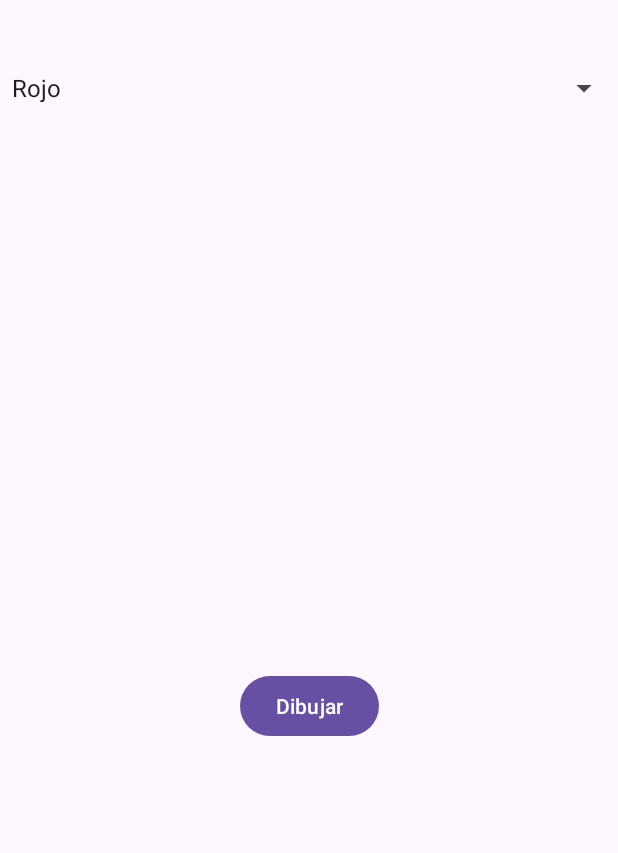
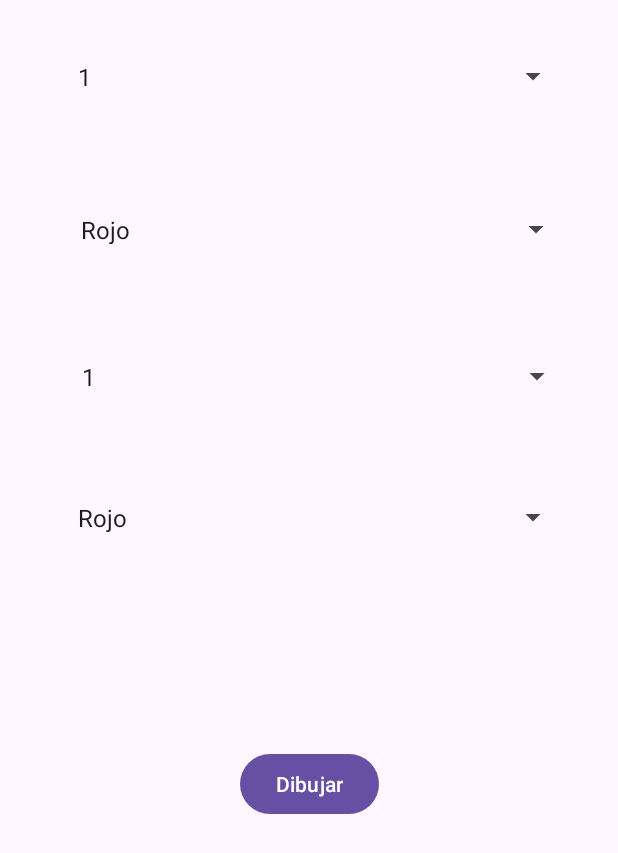
Before and after one commit to Marco1080/PGL, an Android app: the screen it shows after launch (MainActivity), on a phone screen of 412 x 824 dp. Shown: the top 853 px of the screen. Run offline under Robolectric (Android 15) with nearby library versions, the phone set to English and light mode, and no system bars.

Commit message:
Dibujar cuaderno finalizado.

```diff
--- a/Cuaderno/app/src/main/java/com/example/cuaderno/MainActivity.kt
+++ b/Cuaderno/app/src/main/java/com/example/cuaderno/MainActivity.kt
@@ -1,7 +1,9 @@
 package com.example.cuaderno
 
+import android.content.Intent
 import android.os.Bundle
 import android.widget.ArrayAdapter
+import android.widget.Button
 import android.widget.Spinner
 import androidx.activity.enableEdgeToEdge
 import androidx.appcompat.app.AppCompatActivity
@@ -18,10 +20,45 @@ class MainActivity : AppCompatActivity() {
             v.setPadding(systemBars.left, systemBars.top, systemBars.right, systemBars.bottom)
             insets
         }
-        val spinner = findViewById<Spinner>(R.id.spinnerColor)
-        val items = listOf("Rojo", "Verde", "Azul")
-        val adapter = ArrayAdapter(this, android.R.layout.simple_spinner_item, items)
-        adapter.setDropDownViewResource(android.R.layout.simple_spinner_dropdown_item)
-        spinner.adapter = adapter
+
+        val spinnerColorVertical = findViewById<Spinner>(R.id.spinnerColorVertical)
+        val items1 = listOf("Rojo", "Verde", "Azul")
+        val adapter1 = ArrayAdapter(this, android.R.layout.simple_spinner_item, items1)
+        adapter1.setDropDownViewResource(android.R.layout.simple_spinner_dropdown_item)
+        spinnerColorVertical.adapter = adapter1
+
+        val spinnerGrosorVertical = findViewById<Spinner>(R.id.spinnerGrosorVertical)
+        val items2 = listOf("1", "3", "5")
+        val adapter2 = ArrayAdapter(this, android.R.layout.simple_spinner_item, items2)
+        adapter2.setDropDownViewResource(android.R.layout.simple_spinner_dropdown_item)
+        spinnerGrosorVertical.adapter = adapter2
+
+        val spinnerColorHorizontal = findViewById<Spinner>(R.id.spinnerColorHorizontal)
+        val items3 = listOf("Rojo", "Verde", "Azul")
+        val adapter3 = ArrayAdapter(this, android.R.layout.simple_spinner_item, items3)
+        adapter3.setDropDownViewResource(android.R.layout.simple_spinner_dropdown_item)
+        spinnerColorHorizontal.adapter = adapter3
+
+        val spinnerGrosorHorizontal = findViewById<Spinner>(R.id.spinnerGrosorHorizontal)
+        val items4 = listOf("1", "3", "5")
+        val adapter4 = ArrayAdapter(this, android.R.layout.simple_spinner_item, items4)
+        adapter4.setDropDownViewResource(android.R.layout.simple_spinner_dropdown_item)
+        spinnerGrosorHorizontal.adapter = adapter4
+
+        val buttonDraw = findViewById<Button>(R.id.button) // ID del botón en XML
+        buttonDraw.setOnClickListener {
+            val colorVertical = spinnerColorVertical.selectedItem.toString()
+            val grosorVertical = spinnerGrosorVertical.selectedItem.toString()
+            val colorHorizontal = spinnerColorHorizontal.selectedItem.toString()
+            val grosorHorizontal = spinnerGrosorHorizontal.selectedItem.toString()
+
+            val intent = Intent(this, DibujoActivity::class.java).apply {
+                putExtra("COLOR_VERTICAL", colorVertical)
+                putExtra("GROSOR_VERTICAL", grosorVertical)
+                putExtra("COLOR_HORIZONTAL", colorHorizontal)
+                putExtra("GROSOR_HORIZONTAL", grosorHorizontal)
+            }
+            startActivity(intent)
+        }
     }
 }
--- a/Cuaderno/app/src/main/res/layout/activity_main.xml
+++ b/Cuaderno/app/src/main/res/layout/activity_main.xml
@@ -15,13 +15,47 @@
         app:layout_constraintBottom_toBottomOf="parent"
         app:layout_constraintEnd_toEndOf="parent"
         app:layout_constraintStart_toStartOf="parent"
-        app:layout_constraintTop_toBottomOf="@+id/spinnerColor" />
+        app:layout_constraintTop_toBottomOf="@+id/spinnerColorVertical"
+        app:layout_constraintVertical_bias="0.3" />
 
     <Spinner
-        android:id="@+id/spinnerColor"
-        android:layout_width="413dp"
-        android:layout_height="117dp"
+        android:id="@+id/spinnerGrosorHorizontal"
+        android:layout_width="335dp"
+        android:layout_height="70dp"
+        android:layout_marginTop="16dp"
+        app:layout_constraintEnd_toEndOf="parent"
+        app:layout_constraintHorizontal_bias="0.578"
         app:layout_constraintStart_toStartOf="parent"
         app:layout_constraintTop_toTopOf="parent" />
 
+    <Spinner
+        android:id="@+id/spinnerColorHorizontal"
+        android:layout_width="335dp"
+        android:layout_height="70dp"
+        android:layout_marginTop="32dp"
+        app:layout_constraintEnd_toEndOf="parent"
+        app:layout_constraintHorizontal_bias="0.604"
+        app:layout_constraintStart_toStartOf="parent"
+        app:layout_constraintTop_toBottomOf="@+id/spinnerGrosorHorizontal" />
+
+    <Spinner
+        android:id="@+id/spinnerGrosorVertical"
+        android:layout_width="335dp"
+        android:layout_height="70dp"
+        android:layout_marginTop="28dp"
+        app:layout_constraintEnd_toEndOf="parent"
+        app:layout_constraintHorizontal_bias="0.605"
+        app:layout_constraintStart_toStartOf="parent"
+        app:layout_constraintTop_toBottomOf="@+id/spinnerColorHorizontal" />
+
+    <Spinner
+        android:id="@+id/spinnerColorVertical"
+        android:layout_width="335dp"
+        android:layout_height="70dp"
+        android:layout_marginTop="24dp"
+        app:layout_constraintEnd_toEndOf="parent"
+        app:layout_constraintHorizontal_bias="0.578"
+        app:layout_constraintStart_toStartOf="parent"
+        app:layout_constraintTop_toBottomOf="@+id/spinnerGrosorVertical" />
+
 </androidx.constraintlayout.widget.ConstraintLayout>
```
Also changed, not shown: Cuaderno/app/src/main/AndroidManifest.xml (+6 -3 lines), Cuaderno/app/src/main/java/com/example/cuaderno/DibujoActivity.kt (added, +70 -0 lines), Cuaderno/app/src/main/res/layout/activity_dibujo.xml (added, +9 -0 lines).
